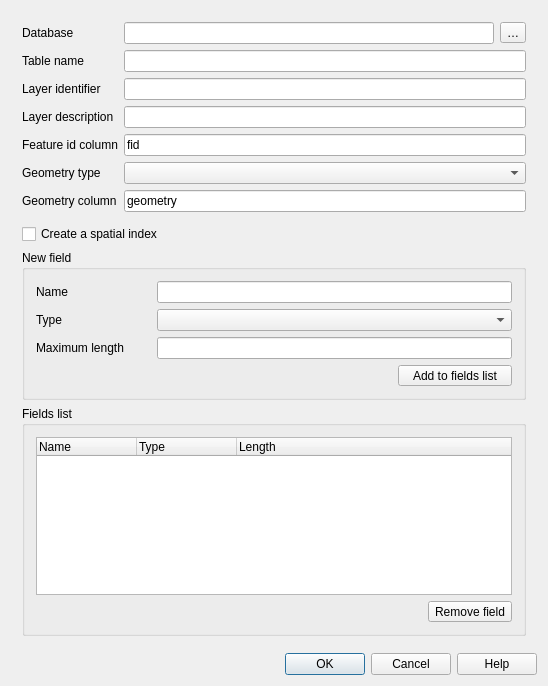
Above: src/ui/qgsnewgeopackagelayerdialogbase.ui from qgis/QGIS before the change. Below: the same form after it.
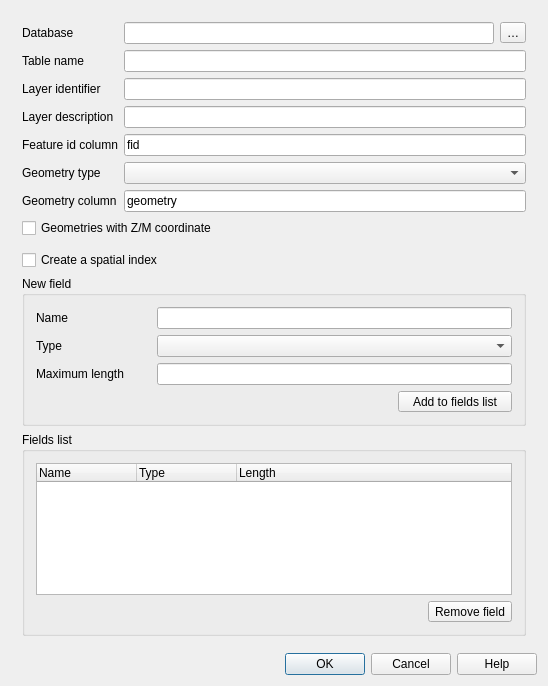
That is the form after the change. Icons and pictures are not drawn. Custom widgets are drawn as their Qt base class.

Commit message: Fix 16888: create gpkg layer does not allow to add Z/M dimension

Diff of the .ui file:
```diff
--- a/src/ui/qgsnewgeopackagelayerdialogbase.ui
+++ b/src/ui/qgsnewgeopackagelayerdialogbase.ui
@@ -61,12 +61,12 @@
        <rect>
         <x>0</x>
         <y>0</y>
-        <width>530</width>
-        <height>635</height>
+        <width>514</width>
+        <height>644</height>
        </rect>
       </property>
       <layout class="QGridLayout" name="gridLayout_5">
-       <item row="4" column="0">
+       <item row="5" column="0">
         <widget class="QCheckBox" name="mCheckBoxCreateSpatialIndex">
          <property name="toolTip">
           <string>Add an integer id field as the primary key for the new layer</string>
@@ -79,7 +79,7 @@
        <item row="0" column="0">
         <layout class="QHBoxLayout" name="horizontalLayout_6"/>
        </item>
-       <item row="5" column="0">
+       <item row="6" column="0">
         <widget class="QGroupBox" name="groupBox_3">
          <property name="title">
           <string>New field</string>
@@ -342,7 +342,7 @@
          </item>
         </layout>
        </item>
-       <item row="6" column="0">
+       <item row="7" column="0">
         <widget class="QGroupBox" name="groupBox_2">
          <property name="title">
           <string>Fields list</string>
@@ -421,13 +421,20 @@
          </layout>
         </widget>
        </item>
-       <item row="2" column="0">
+       <item row="3" column="0">
         <widget class="QgsProjectionSelectionWidget" name="mCrsSelector" native="true">
          <property name="focusPolicy">
           <enum>Qt::StrongFocus</enum>
          </property>
         </widget>
        </item>
+       <item row="2" column="0">
+        <widget class="QCheckBox" name="mGeometryWithZCheckBox">
+         <property name="text">
+          <string>Geometries with Z/M coordinate</string>
+         </property>
+        </widget>
+       </item>
       </layout>
      </widget>
     </widget>
```
The commit also changes 1 other file.
